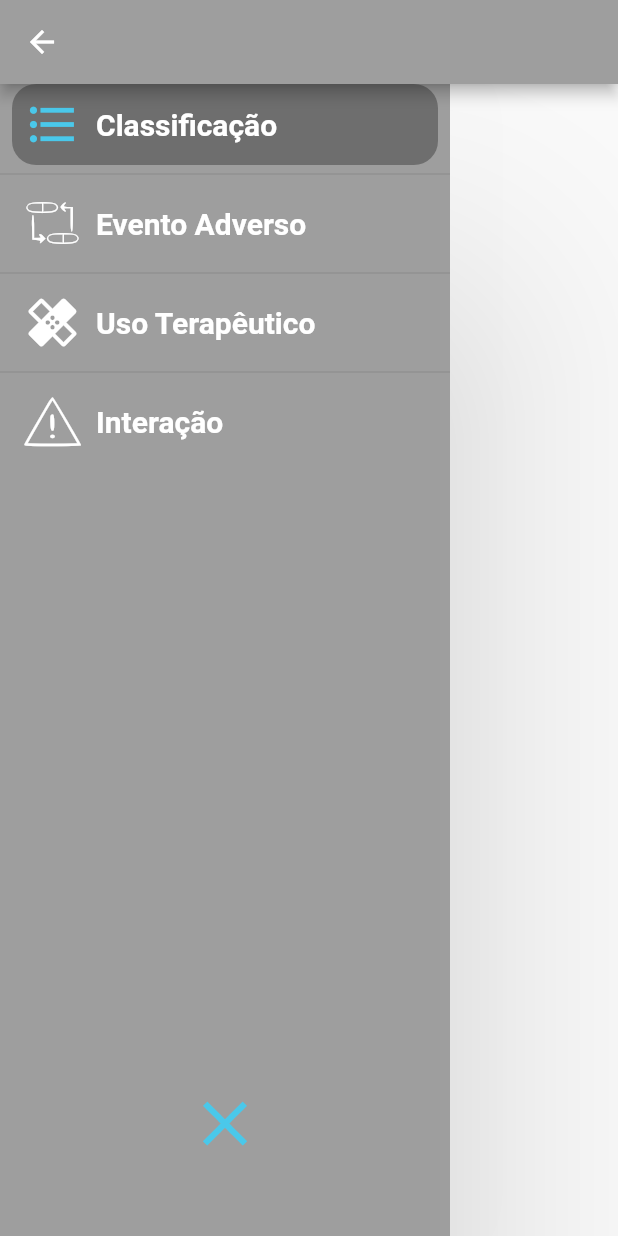
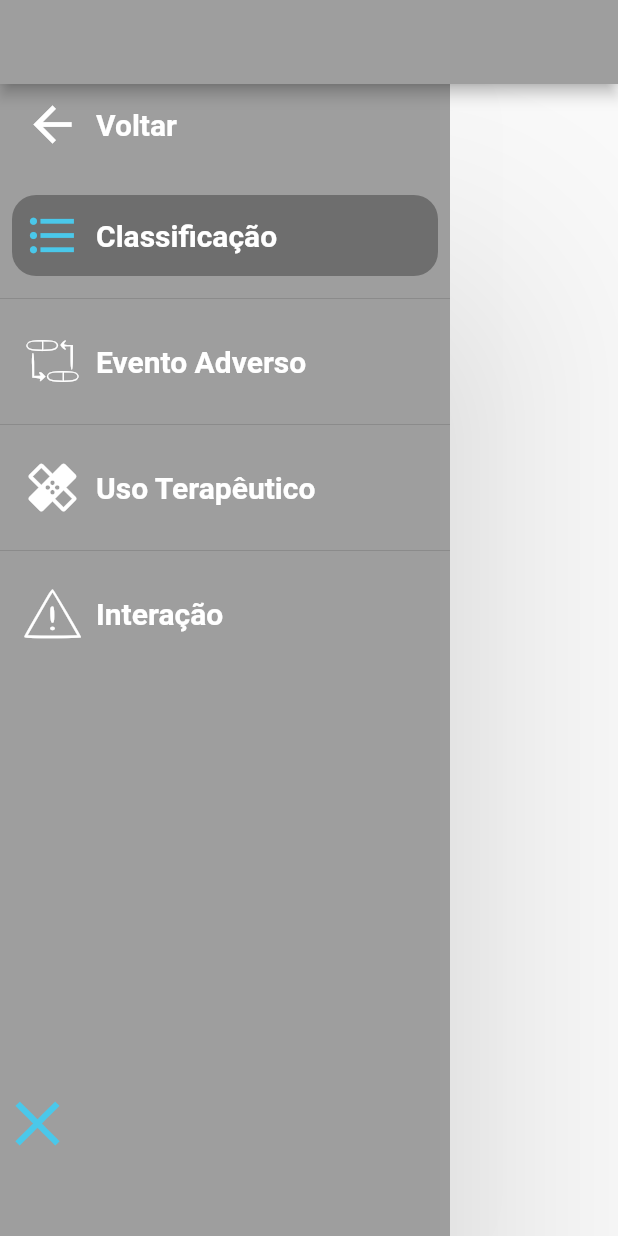
Before and after one commit to karinaplemos/cardio_help, a Flutter app: the DrugsPage screen opened directly with empty values, on a phone screen of 412 x 824 dp. Run offline on Flutter 3.47's test engine with Material 2 defaults, Android fonts, the phone set to English and light mode, and no system bars.

Commit message:
Mudanças no SideBar
O título da Medicação está centralizado; O botão de 'Voltar' está no sideBar.

PS: Necessário corrigir o ícone que fecha/abre o sidebar

```diff
--- a/lib/objects/custom_drawer/commons/collapsing_navigation_drawer_widget.dart
+++ b/lib/objects/custom_drawer/commons/collapsing_navigation_drawer_widget.dart
@@ -54,12 +54,23 @@ class CollapsingNavigationDrawerState extends State<CollapsingNavigationDrawer>
         width: widthAnimation.value,
         color: this.widget.drawerBackgroundColor,
         child: Column(
+          crossAxisAlignment: CrossAxisAlignment.start,
           children: <Widget>[
+            CollapsingListTile(//Voltar para pagina anterior
+              title: 'Voltar',
+             icon: Icons.arrow_back,
+              animationController: _animationController,
+              onTap:() {
+               Navigator.pop(context);
+              }
+            ),
+            Divider(color: Colors.grey, height: 20.0,),
             Expanded(
               child: ListView.separated(
                 separatorBuilder: (context, counter) {
-                  return Divider(height: 12.0);
+                  return Divider(height: 30.0);
                 },
+
                 itemBuilder: (context, counter) {
                   return CollapsingListTile(
                       onTap: () {
--- a/lib/pages/DrugsPage/drugsPage.dart
+++ b/lib/pages/DrugsPage/drugsPage.dart
@@ -75,8 +75,9 @@ class _DrugsPageState extends State<DrugsPage> {
   Widget build(BuildContext context) {
     return Scaffold(
         appBar: AppBar(
+          automaticallyImplyLeading: false,
           backgroundColor: widget.backgroundColor,
-          title: Text(widget.medicamento["name"]),
+          title: new Center(child: new Text(widget.medicamento["name"], textAlign: TextAlign.center)),
         ),
         body: Stack(
           children: <Widget>[
```
Also changed, not shown: pubspec.lock.
